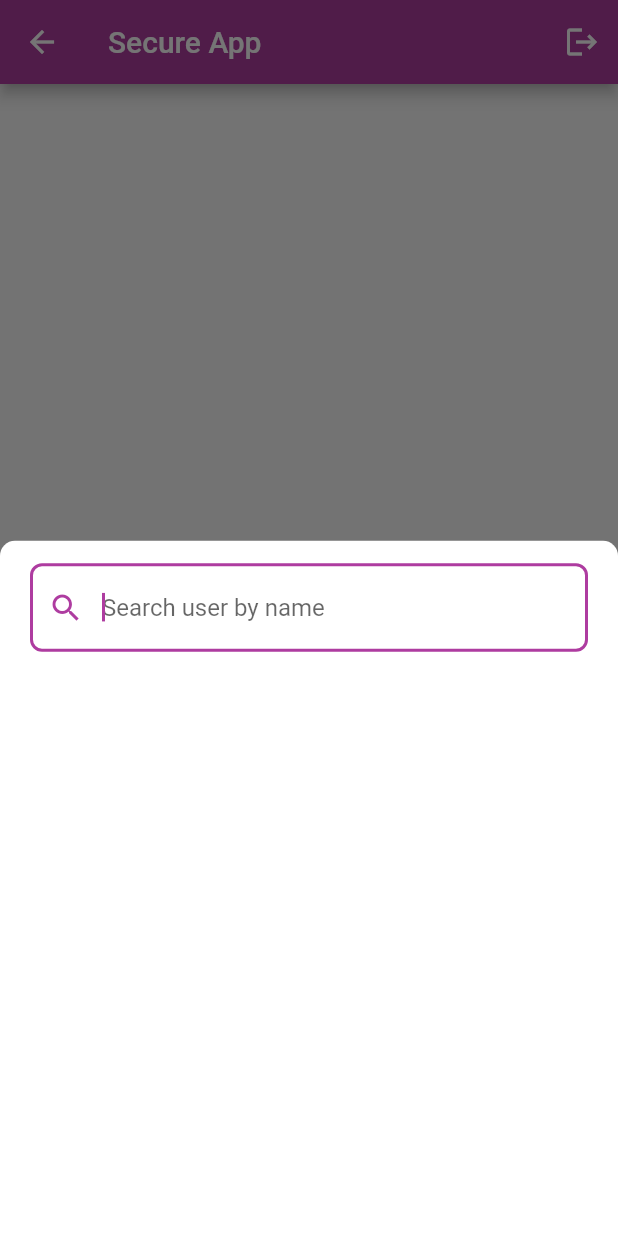
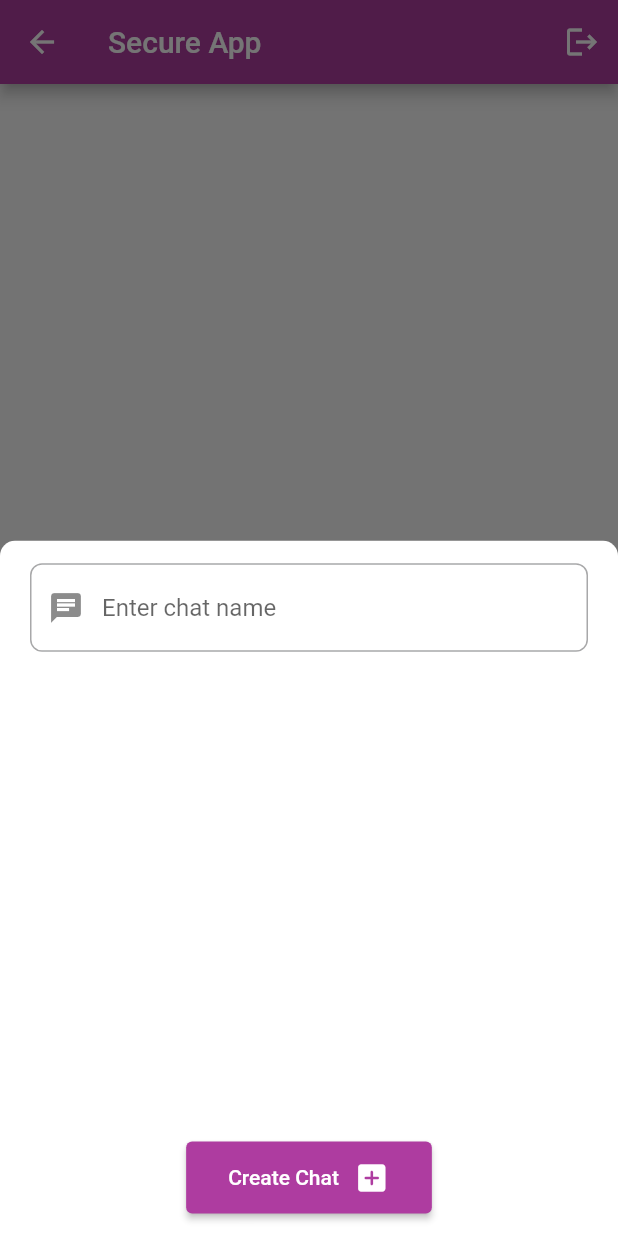
Before and after one commit to Autobonics/encryption_app, a Flutter app: the HomeView screen opened by its route, after a tap on "New chat", on a phone screen of 412 x 824 dp. Run offline on Flutter 3.47's test engine with Material 2 defaults, Android fonts, the phone set to English and light mode, and no system bars; our stand-ins replace cloud_firestore, firebase_core, flutter_signin_button, logger, stacked, stacked_services and 1 more; missing offline and left inert: stacked_firebase_auth; accounts and stored records are empty; project files that could hold a hidden picture were left out.

Commit message:
Chat creation and loading

```diff
--- a/secret_app/lib/models/chat.dart
+++ b/secret_app/lib/models/chat.dart
@@ -2,14 +2,21 @@ class Chat {
   final String id;
   final String name;
   final List<String> members;
+  final DateTime createdAt;
 
-  Chat({required this.id, required this.name, required this.members});
+  Chat({
+    required this.id,
+    required this.name,
+    required this.members,
+    required this.createdAt,
+  });
 
   static Chat fromJson(Map<String, dynamic> json) {
     return Chat(
       id: json['id'],
       name: json['name'],
       members: List<String>.from(json['members']),
+      createdAt: json['createdAt'].toDate(),
     );
   }
 
@@ -18,6 +25,19 @@ class Chat {
       'id': id,
       'name': name,
       'members': members,
+      'createdAt': createdAt,
     };
   }
+
+  static Chat create(
+    String name,
+    List<String> members,
+  ) {
+    return Chat(
+      id: '',
+      name: name,
+      members: members,
+      createdAt: DateTime.now(),
+    );
+  }
 }
--- a/secret_app/lib/services/firestore_service.dart
+++ b/secret_app/lib/services/firestore_service.dart
@@ -1,11 +1,18 @@
 import 'package:cloud_firestore/cloud_firestore.dart';
+import 'package:secret_app/app/app.locator.dart';
 import 'package:secret_app/app/app.logger.dart';
 import 'package:secret_app/constants/app_keys.dart';
 import 'package:secret_app/models/appuser.dart';
 import 'package:secret_app/models/chat.dart';
+import 'package:secret_app/services/user_service.dart';
 
 class FirestoreService {
   final log = getLogger('FirestoreApi');
+
+  String? _curentUserUid = "";
+  void setUserUid(String uid) {
+    _curentUserUid = uid;
+  }
 
   final CollectionReference _usersCollection =
       FirebaseFirestore.instance.collection(UsersFirestoreKey);
@@ -63,10 +70,14 @@ class FirestoreService {
   Future<Chat> createChat(Chat chat) async {
     try {
       final chatRef = _chatsCollectionReference.doc();
-      final chatUpdated =
-          Chat(id: chatRef.id, name: chat.name, members: chat.members);
+      final chatUpdated = Chat(
+        id: chatRef.id,
+        name: chat.name,
+        members: chat.members,
+        createdAt: chat.createdAt,
+      );
       // final DocumentReference documentReference =
-      await _chatsCollectionReference.add(chat.toJson());
+      await chatRef.set(chatUpdated.toJson());
       return chatUpdated;
     } catch (e) {
       log.e('createChat Error: ${e.toString()}');
@@ -92,10 +103,10 @@ class FirestoreService {
     }
   }
 
-  Stream<List<Chat>> getChats(String userId) {
+  Stream<List<Chat>> getChats() {
     try {
       return _chatsCollectionReference
-          .where('userIds', arrayContains: userId)
+          .where('userIds', arrayContains: _curentUserUid!)
           .snapshots()
           .map((QuerySnapshot querySnapshot) => querySnapshot.docs
               .map((DocumentSnapshot documentSnapshot) => Chat.fromJson(
--- a/secret_app/lib/ui/bottom_sheets/notice/notice_sheet.dart
+++ b/secret_app/lib/ui/bottom_sheets/notice/notice_sheet.dart
@@ -35,6 +35,57 @@ class NoticeSheet extends StackedView<NoticeSheetModel> {
         crossAxisAlignment: CrossAxisAlignment.start,
         mainAxisSize: MainAxisSize.min,
         children: [
+          if (viewModel.user != null)
+            Expanded(
+              child: Column(
+                children: [
+                  TextField(
+                    onChanged: (value) => viewModel.setChatName(value),
+                    // autofocus: true,
+                    keyboardType: TextInputType.name,
+                    decoration: InputDecoration(
+                      hintText: 'Enter chat name',
+                      prefixIcon: const Icon(Icons.chat),
+                      border: OutlineInputBorder(
+                        borderRadius: BorderRadius.circular(8),
+                      ),
+                    ),
+                  ),
+                  Expanded(
+                    child: viewModel.isBusy
+                        ? const Center(child: CircularProgressIndicator())
+                        : viewModel.hasError
+                            ? Center(child: Text(viewModel.error.toString()))
+                            : Column(
+                                mainAxisAlignment: MainAxisAlignment.end,
+                                children: [
+                                  ElevatedButton(
+                                    onPressed: () async {
+                                      final chat = await viewModel.createChat();
+                                      return completer!(SheetResponse(
+                                        confirmed: true,
+                                        data: chat,
+                                      ));
+                                    },
+                                    child: Padding(
+                                      padding: const EdgeInsets.all(12.0),
+                                      child: Row(
+                                        mainAxisSize: MainAxisSize.min,
+                                        children: const [
+                                          Text('Create Chat'),
+                                          SizedBox(width: 10),
+                                          Icon(Icons.add_box_rounded)
+                                        ],
+                                      ),
+                                    ),
+                                  ),
+                                ],
+                              ),
+                  ),
+                ],
+              ),
+            )
+          else
             Expanded(
               child: Column(
                 children: [
@@ -42,7 +93,7 @@ class NoticeSheet extends StackedView<NoticeSheetModel> {
                     onChanged: (value) => viewModel.searchUsers(value),
                     autofocus: true,
                     decoration: InputDecoration(
-                    hintText: 'Search user by name',
+                      hintText: 'Search by user name',
                       prefixIcon: const Icon(Icons.search),
                       border: OutlineInputBorder(
                         borderRadius: BorderRadius.circular(8),
@@ -74,10 +125,20 @@ class NoticeSheet extends StackedView<NoticeSheetModel> {
                                         Icons.add_box_rounded,
                                         color: kcPrimaryColor,
                                       ),
-                                    onTap: () => completer!(SheetResponse(
-                                      confirmed: true,
-                                      data: user,
-                                    )),
+                                      onTap: () async {
+                                        viewModel.setUser(user);
+                                        // show bottom sheet to enter chat name
+                                        // String chatName = await
+
+                                        // if (chatName != null) {
+                                        //   await viewModel.createChat(user, chatName);
+
+                                        // completer!(SheetResponse(
+                                        //   confirmed: true,
+                                        //   data: user,
+                                        // ));
+                                        // }
+                                      },
                                     ),
                                   );
                                 },
@@ -86,6 +147,7 @@ class NoticeSheet extends StackedView<NoticeSheetModel> {
                 ],
               ),
             ),
+
           // Text(
           //   request.title!,
           //   style: const TextStyle(fontSize: 25, fontWeight: FontWeight.w900),
--- a/secret_app/lib/ui/bottom_sheets/notice/notice_sheet_model.dart
+++ b/secret_app/lib/ui/bottom_sheets/notice/notice_sheet_model.dart
@@ -1,6 +1,7 @@
 import 'package:secret_app/app/app.locator.dart';
 import 'package:secret_app/app/app.logger.dart';
 import 'package:secret_app/models/appuser.dart';
+import 'package:secret_app/models/chat.dart';
 import 'package:secret_app/services/firestore_service.dart';
 import 'package:secret_app/services/user_service.dart';
 import 'package:stacked/stacked.dart';
@@ -32,4 +33,28 @@ class NoticeSheetModel extends BaseViewModel {
       setBusy(false);
     }
   }
+
+  AppUser? _user;
+  AppUser? get user => _user;
+
+  void setUser(AppUser user) {
+    _user = user;
+    notifyListeners();
+  }
+
+  String _chatName = '';
+  String get chatName => _chatName;
+
+  void setChatName(String value) {
+    _chatName = value;
+    notifyListeners();
+  }
+
+  Future<Chat> createChat() async {
+    final chatName = _chatName.isNotEmpty ? _chatName : user!.fullName;
+    final chat = Chat.create(chatName, [_userService.user!.id, user!.id]);
+    final chatCreated = await _firestoreService.createChat(chat);
+    // await _navigationService.back();
+    return chatCreated;
+  }
 }
--- a/secret_app/lib/ui/views/home/home_viewmodel.dart
+++ b/secret_app/lib/ui/views/home/home_viewmodel.dart
@@ -1,21 +1,24 @@
 import 'package:secret_app/app/app.bottomsheets.dart';
-import 'package:secret_app/app/app.dialogs.dart';
+// import 'package:secret_app/app/app.dialogs.dart';
 import 'package:secret_app/app/app.locator.dart';
 import 'package:secret_app/app/app.logger.dart';
 import 'package:secret_app/app/app.router.dart';
 import 'package:secret_app/models/appuser.dart';
+import 'package:secret_app/models/chat.dart';
+import 'package:secret_app/services/firestore_service.dart';
 import 'package:secret_app/services/user_service.dart';
 import 'package:secret_app/ui/common/app_strings.dart';
 import 'package:stacked/stacked.dart';
 import 'package:stacked_services/stacked_services.dart';
 
-class HomeViewModel extends BaseViewModel {
+class HomeViewModel extends StreamViewModel<List<Chat>> {
   final log = getLogger('HomeViewModel');
 
   final _navigationService = locator<NavigationService>();
   // final _dialogService = locator<DialogService>();
   final _bottomSheetService = locator<BottomSheetService>();
   final _userService = locator<UserService>();
+  final FirestoreService _firestoreService = FirestoreService();
 
   AppUser? get user => _userService.user;
 
@@ -44,7 +47,15 @@ class HomeViewModel extends BaseViewModel {
       description: ksHomeBottomSheetDescription,
     );
     if (result != null) {
-      if (result.confirmed) log.i(result.data.fullName);
+      if (result.confirmed) log.i("Chat created: ${result.data.name}");
     }
   }
+
+  ///===========================
+  @override
+  Stream<List<Chat>> get stream => _firestoreService.getChats();
+
+  Future<void> navigateToChat(Chat chat) async {
+    // Navigate to chat view
+  }
 }
--- a/secret_app/lib/ui/views/startup/startup_viewmodel.dart
+++ b/secret_app/lib/ui/views/startup/startup_viewmodel.dart
@@ -1,16 +1,21 @@
+import 'package:secret_app/services/firestore_service.dart';
 import 'package:secret_app/services/user_service.dart';
 import 'package:stacked/stacked.dart';
 import 'package:secret_app/app/app.locator.dart';
 import 'package:secret_app/app/app.router.dart';
+import 'package:stacked_firebase_auth/stacked_firebase_auth.dart';
 import 'package:stacked_services/stacked_services.dart';
 
 class StartupViewModel extends BaseViewModel {
   final _navigationService = locator<NavigationService>();
   final _userService = locator<UserService>();
+  final FirestoreService _firestoreService = FirestoreService();
+  final _authenticationService = locator<FirebaseAuthenticationService>();
 
   // Place anything here that needs to happen before we get into the application
   Future runStartupLogic() async {
     if (_userService.hasLoggedInUser) {
+      _firestoreService.setUserUid(_authenticationService.currentUser!.uid);
       await _userService.fetchUser();
       _navigationService.replaceWithHomeView();
     } else {
```
Lines whose indentation alone changed are shown as unchanged.
